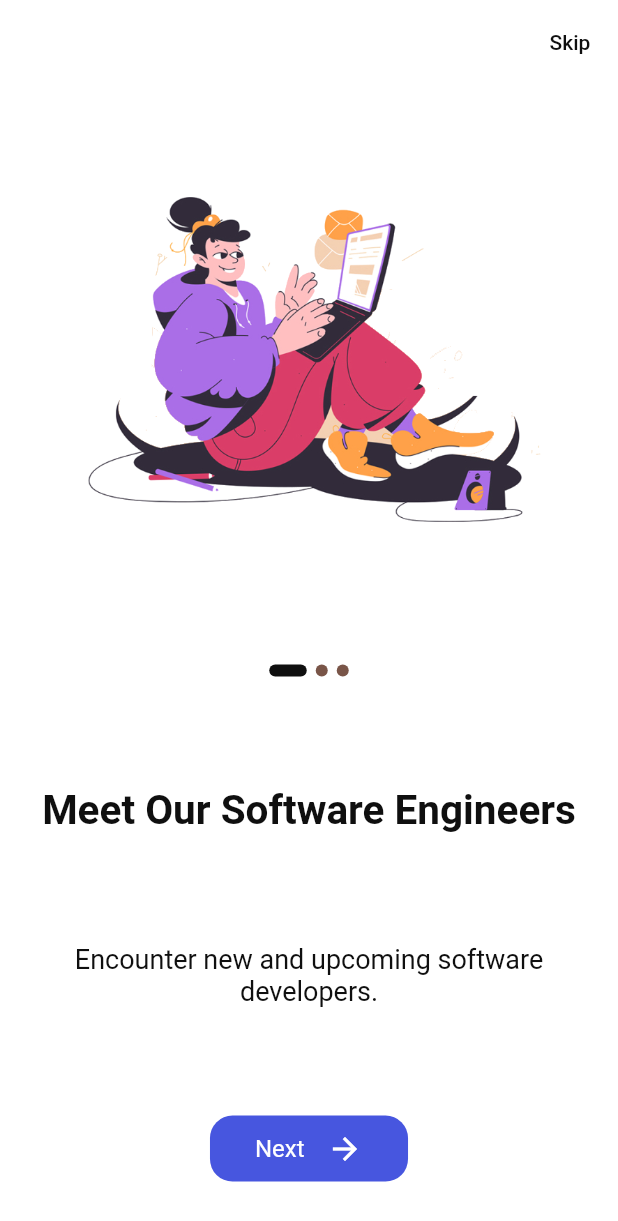
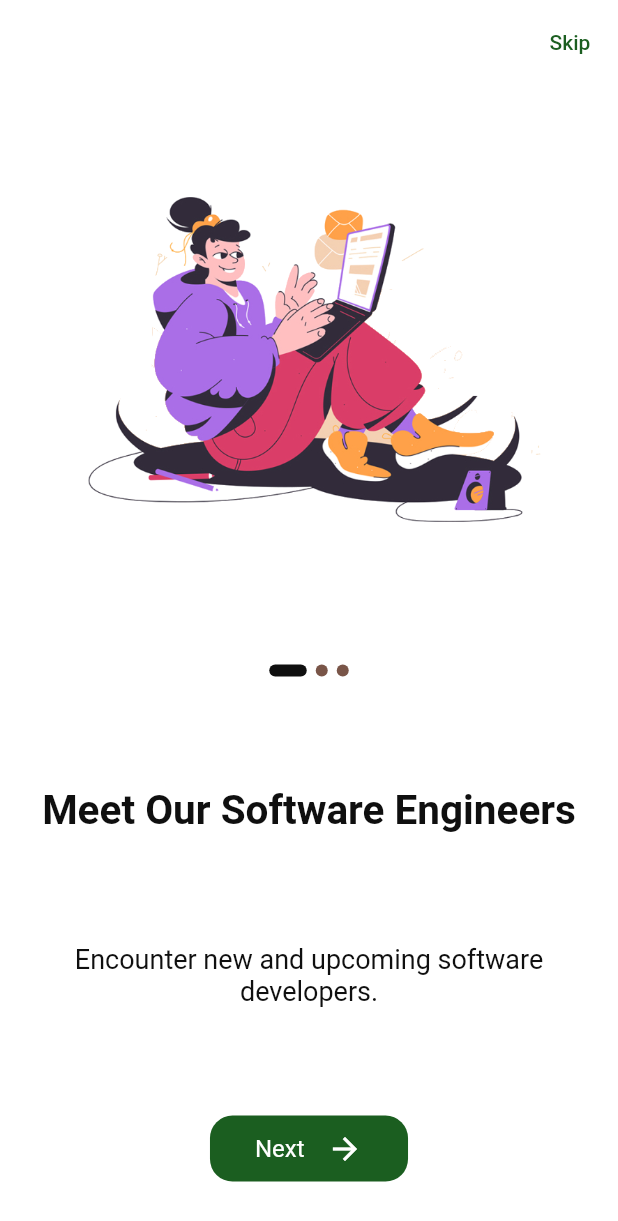
Before and after one commit to Thembek/Flutter-application, a Flutter app: the screen it shows after launch, on a phone screen of 412 x 824 dp. Shown: the top 1221 px of the screen. Run offline on Flutter 3.47's test engine with Material 2 defaults, Android fonts, the phone set to English and light mode, and no system bars; our stand-ins replace flutter_svg, google_fonts, shared_preferences; missing offline and left inert: uri; Roboto replaces fonts that are missing (Montserrat, Poppins).

Commit message:
younglings africa color theme update commit

```diff
--- a/lib/onboard/onboard.dart
+++ b/lib/onboard/onboard.dart
@@ -20,14 +20,14 @@ class _OnBoardState extends State<OnBoard> {
       desc:
           "Encounter new and upcoming software developers.",
       bg: Colors.white,
-      button: Color(0xFF4756DF),
+      button: Color(0xFF1B5E20),
     ),
     OnboardModel(
       img: 'assets/images/designer.png',
       text: "Our UI/UX Design Team",
       desc:
           "Get a look and feel at the cool project designs of our UI/UX design squad.",
-      bg: Color(0xFF4756DF),
+      bg: Color(0xFF1B5E20),
       button: Colors.white,
     ),
     OnboardModel(
@@ -36,7 +36,7 @@ class _OnBoardState extends State<OnBoard> {
       desc:
           "Get to monitor the projects under development, over a spacified period.",
       bg: Colors.white,
-      button: Color(0xFF4756DF),
+      button: Color(0xFF1B5E20),
     ),
   ];
 
@@ -78,7 +78,7 @@ class _OnBoardState extends State<OnBoard> {
             child: Text(
               "Skip",
               style: TextStyle(
-                color: currentIndex % 2 == 0 ? kblack : kwhite,
+                color: currentIndex % 2 == 0 ? kblue : kwhite,
               ),
             ),
           ),
--- a/lib/onboard/onboard_model.dart
+++ b/lib/onboard/onboard_model.dart
@@ -22,13 +22,13 @@ List<OnboardModel> screens = <OnboardModel>[
     text: "Belajar Dengan Metode Learning by Doing",
     desc: "We here, assist students in learning by having real-world praticals, Learning by Doing.",
     bg: Colors.white,
-    button: Color(0xFF4756DF),
+    button: Color(0xFF1B5E20),
   ),
   OnboardModel(
     img: 'assets/images/img-2.png',
     text: "With One Of The Most Leading Lectures In Their Field",
     desc: "Lectures will not only guide you in your daily praticals, but will also get an opportunity to work on real world projects.",
-    bg: Color(0xFF4756DF),
+    bg: Color(0xFF1B5E20),
     button: Colors.white,
   ),
   OnboardModel(
@@ -36,6 +36,6 @@ List<OnboardModel> screens = <OnboardModel>[
     text: "Work In Teams On A Project Of Your Liking",
     desc: "As students, you will also have an opportunity to work in a team of your own.",
     bg: Colors.white,
-    button: Color(0xFF4756DF),
+    button: Color(0xFF1B5E20),
   ),
 ];
--- a/lib/variables/constant.dart
+++ b/lib/variables/constant.dart
@@ -1,6 +1,6 @@
 import 'package:flutter/material.dart';
 
-Color kblue = Color(0xFF4756DF);
+Color kblue = Color(0xFF1B5E20);
 Color kwhite = Color(0xFFFFFFFF);
 Color kblack = Color(0xFF0000000);
 Color kbrown300 = Color(0xFF795548);
```
